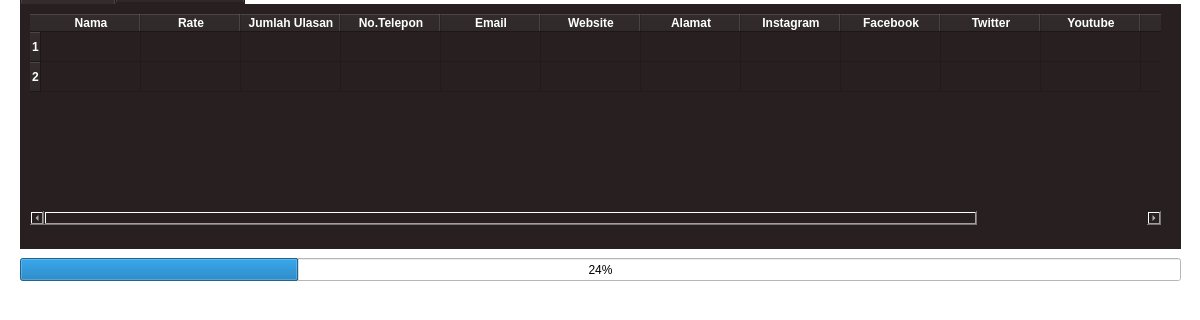
The window that form.ui (RP-Guruh/lead_generator_py_qt) describes before a commit, drawn with Qt 5; both pictures show x 0 to 1200 and y 371 to 691 of the 1200 by 691 pixel window.
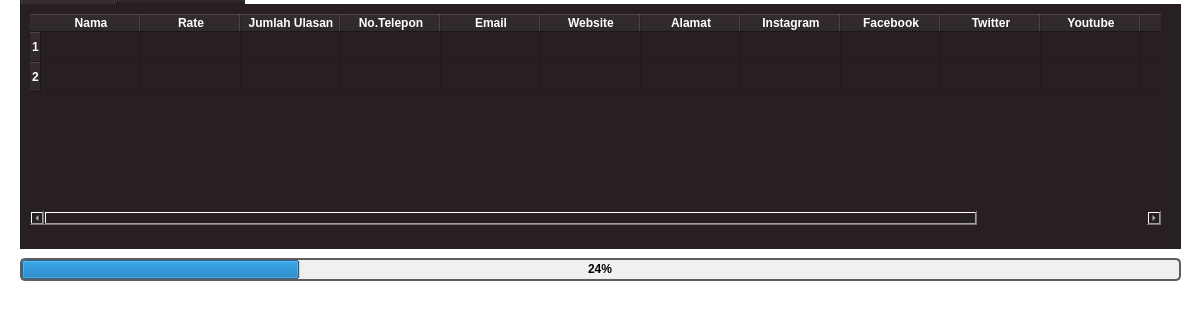
The same window after the commit. Icons and pictures are not drawn.

The edit to the form file:
```diff
--- a/form.ui
+++ b/form.ui
@@ -458,6 +458,14 @@
       <height>23</height>
      </rect>
     </property>
+    <property name="styleSheet">
+     <string notr="true">    border: 2px solid #5e5e5e;
+    border-radius: 5px;
+    background-color: #f0f0f0;
+    text-align: center;
+    color: black;
+    font-weight: bold;</string>
+    </property>
     <property name="value">
      <number>24</number>
     </property>
```
